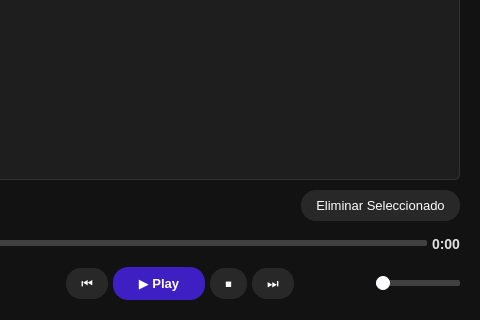
The window that ui/main_window.ui (TioAten/Crown-Music) describes before a commit, drawn with Qt 5; both pictures show x 420 to 900 and y 230 to 550 of the 900 by 550 pixel window.
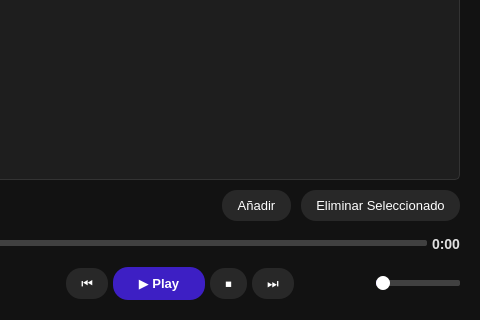
The same window after the commit. Custom widgets are drawn as their Qt base class.

Commit message: Add songs to playlist

```diff
--- a/ui/main_window.ui
+++ b/ui/main_window.ui
@@ -112,6 +112,13 @@
             </property>
            </spacer>
           </item>
+          <item>
+           <widget class="QPushButton" name="btn_add_songs">
+            <property name="text">
+             <string>Añadir</string>
+            </property>
+           </widget>
+          </item>
           <item>
            <widget class="QPushButton" name="btn_delete">
             <property name="text">
```
The commit also changes 2 other files.
